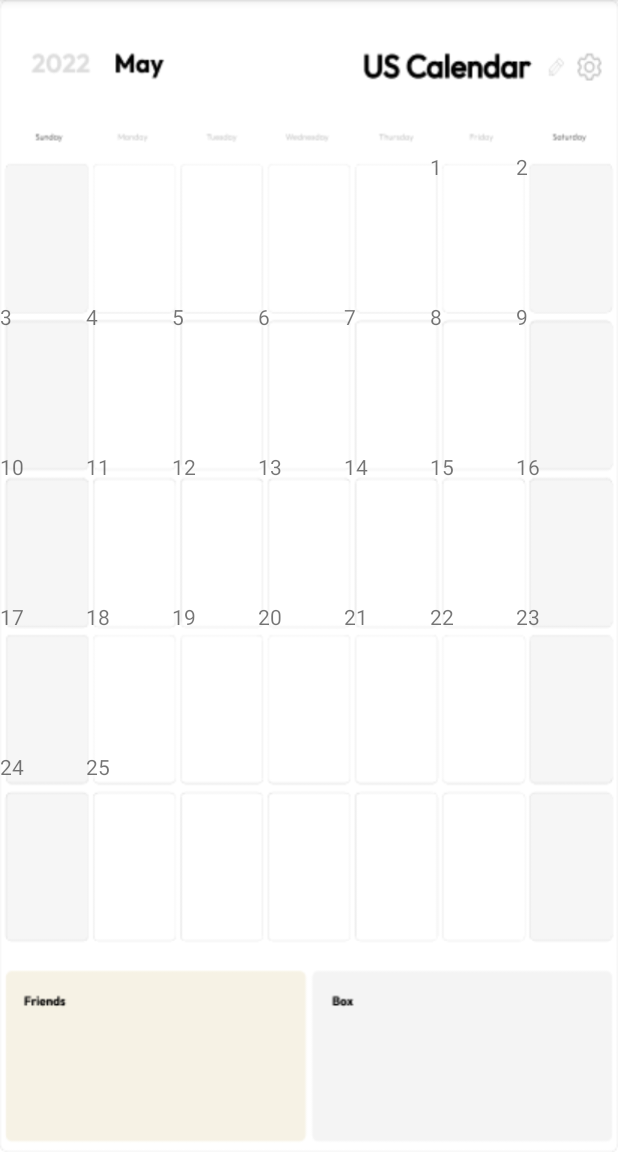
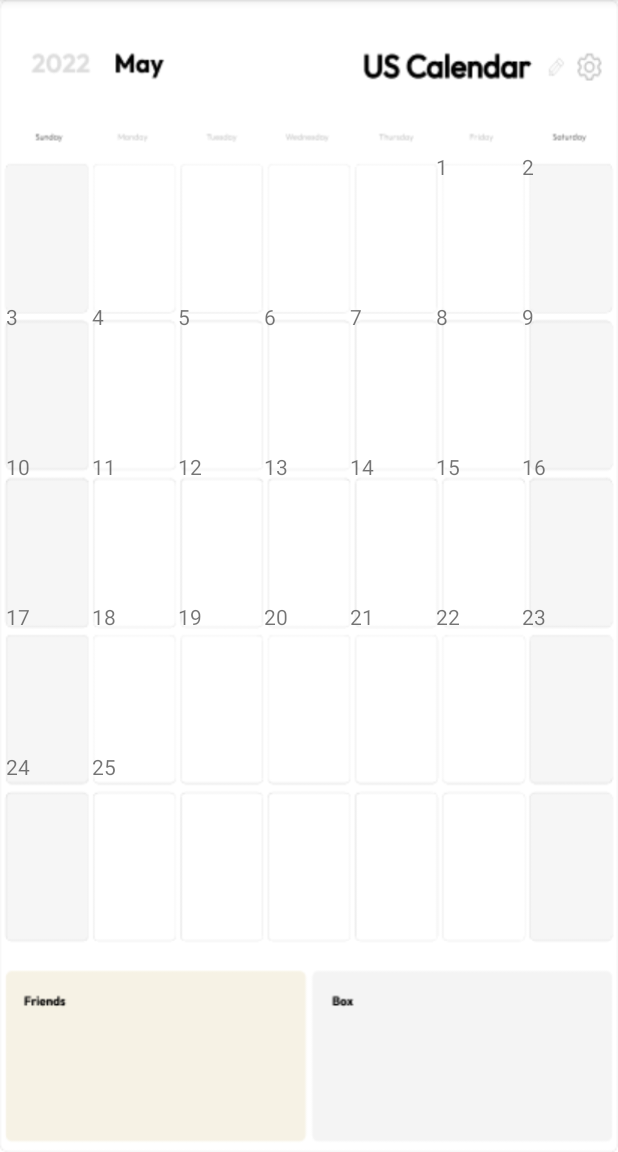
Before and after one commit to notice6143/Object-Oriented-Programming-Team-7, an Android app: the CalendarActivity screen opened directly, with no data from a screen before it, on a phone screen of 412 x 824 dp, the part 84-1236 px from its top. Run offline under Robolectric (Android 15) with nearby library versions, the phone set to English and light mode, and no system bars.

Commit message:
앱을 실행하면 해당 날짜의 달이 기록된 달력이 실행됨 - 아직 달 이름은 설정 x

```diff
--- a/app/src/main/res/layout/activity_calendar.xml
+++ b/app/src/main/res/layout/activity_calendar.xml
@@ -9,10 +9,11 @@
 
     <androidx.recyclerview.widget.RecyclerView
         android:id="@+id/rec_days"
-        android:layout_width="406dp"
+        android:layout_width="407dp"
         android:layout_height="500dp"
+        android:layout_marginStart="4dp"
         android:layout_marginTop="101dp"
-        app:layout_constraintTop_toTopOf="parent"
-        tools:layout_editor_absoluteX="1dp" />
+        app:layout_constraintStart_toStartOf="parent"
+        app:layout_constraintTop_toTopOf="parent" />
 
 </androidx.constraintlayout.widget.ConstraintLayout>
```
